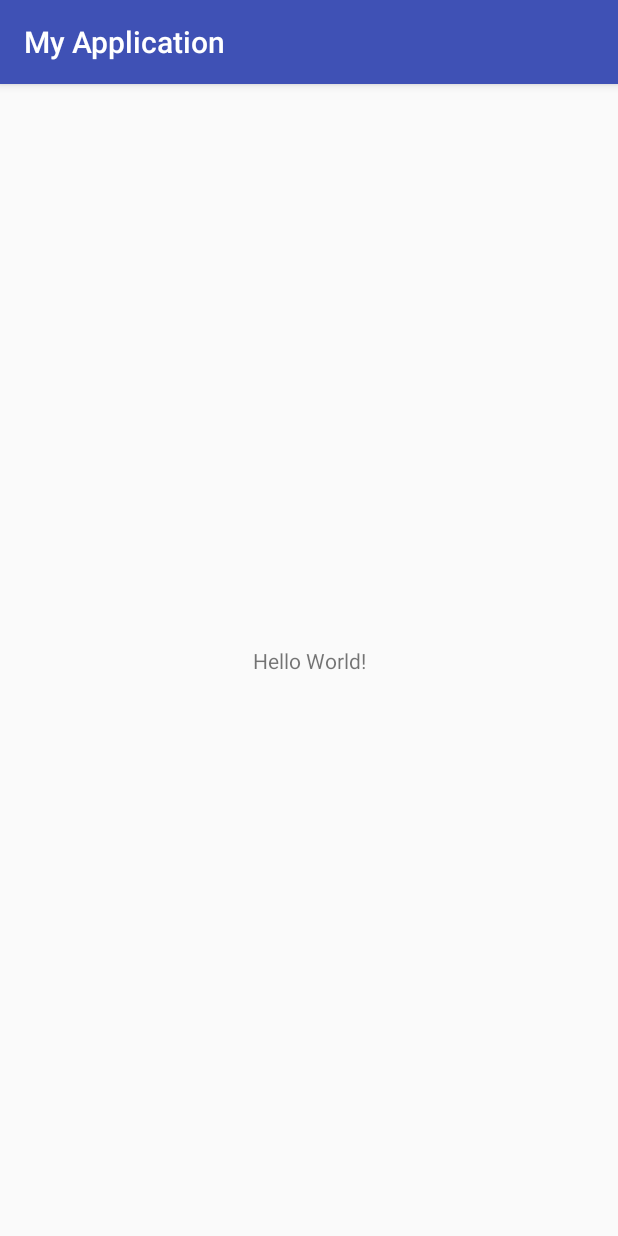
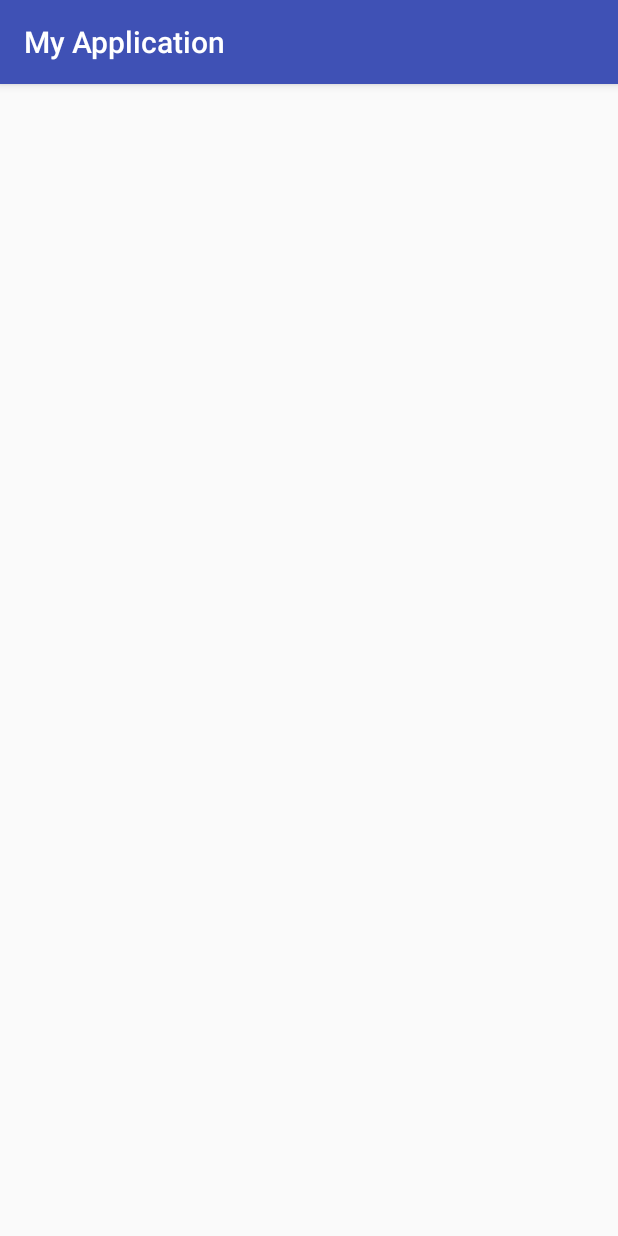
Before and after one commit to tiangt/slib, an Android app: the screen it shows after launch (MainActivity), on a phone screen of 412 x 824 dp. Run offline under Robolectric (Android 15) with nearby library versions, the phone set to English and light mode, and no system bars.

Commit message:
2 commit

```diff
--- a/app/src/main/java/com/niko/slib/myapplication/MainActivity.java
+++ b/app/src/main/java/com/niko/slib/myapplication/MainActivity.java
@@ -8,6 +8,6 @@ public class MainActivity extends AppCompatActivity {
     @Override
     protected void onCreate(Bundle savedInstanceState) {
         super.onCreate(savedInstanceState);
-        setContentView(R.layout.activity_main);
+//        setContentView(R.layout.activity_main);
     }
 }
--- a/app/src/main/res/layout/activity_main.xml
+++ /dev/null
@@ -1,18 +0,0 @@
-<?xml version="1.0" encoding="utf-8"?>
-<android.support.constraint.ConstraintLayout xmlns:android="http://schemas.android.com/apk/res/android"
-    xmlns:app="http://schemas.android.com/apk/res-auto"
-    xmlns:tools="http://schemas.android.com/tools"
-    android:layout_width="match_parent"
-    android:layout_height="match_parent"
-    tools:context="com.niko.slib.myapplication.MainActivity">
-
-    <TextView
-        android:layout_width="wrap_content"
-        android:layout_height="wrap_content"
-        android:text="Hello World!"
-        app:layout_constraintBottom_toBottomOf="parent"
-        app:layout_constraintLeft_toLeftOf="parent"
-        app:layout_constraintRight_toRightOf="parent"
-        app:layout_constraintTop_toTopOf="parent" />
-
-</android.support.constraint.ConstraintLayout>
```
